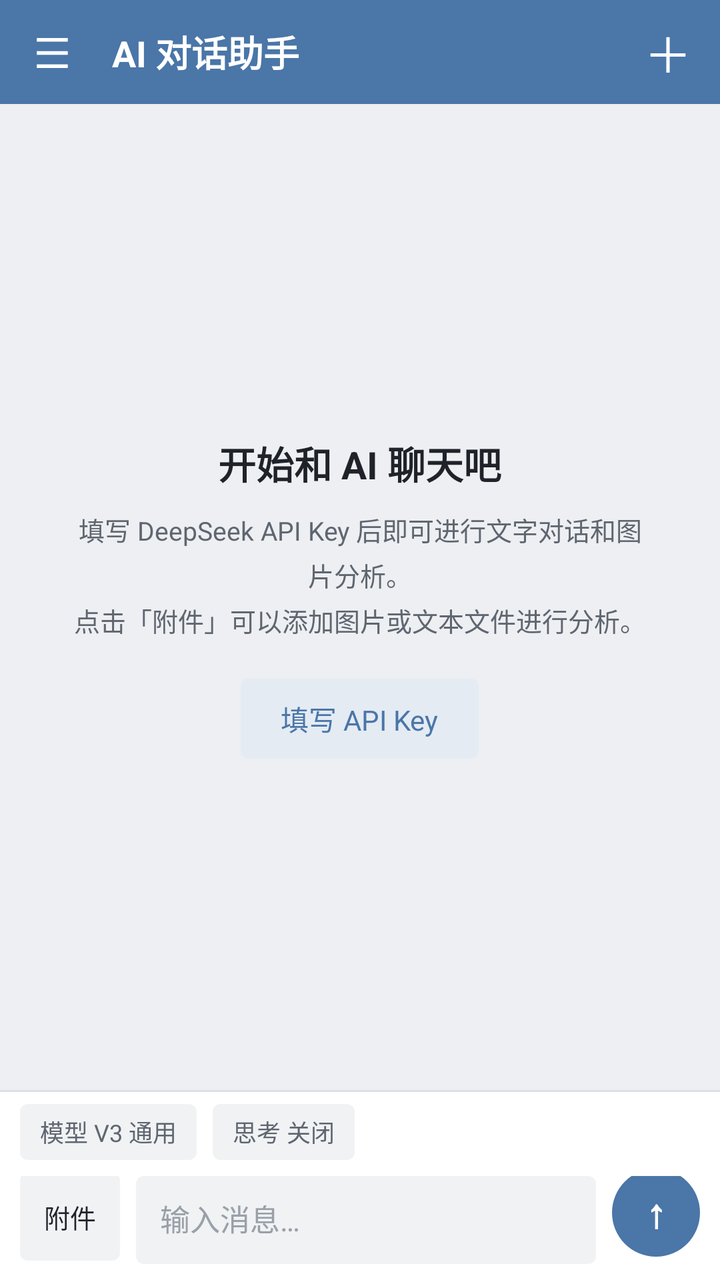
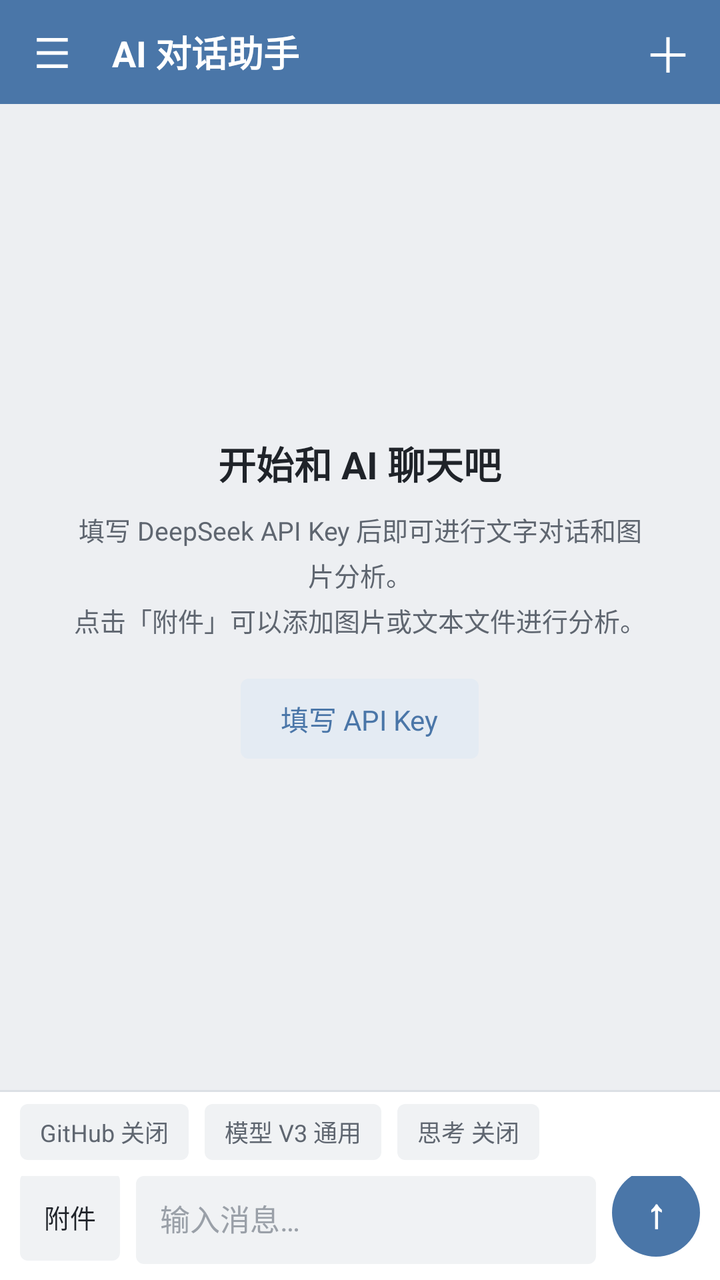

Compare the two renders of this Android layout. The source of the first and the diff that turns it into the second are given below.
<!-- AndroidManifest.xml: application theme AppTheme -->
<!-- res/layout/activity_main.xml -->
<?xml version="1.0" encoding="utf-8"?>
<FrameLayout xmlns:android="http://schemas.android.com/apk/res/android"
    android:layout_width="match_parent"
    android:layout_height="match_parent">

    <LinearLayout
        android:layout_width="match_parent"
        android:layout_height="match_parent"
        android:background="@color/bg_page"
        android:orientation="vertical">

        
        <LinearLayout
            android:layout_width="match_parent"
            android:layout_height="52dp"
            android:background="@color/top_bar"
            android:gravity="center_vertical"
            android:orientation="horizontal">

            <TextView
                android:id="@+id/drawer_button"
                android:layout_width="52dp"
                android:layout_height="52dp"
                android:background="@drawable/bg_row_ripple"
                android:contentDescription="打开会话列表"
                android:gravity="center"
                android:text="☰"
                android:textColor="@color/top_bar_text"
                android:textSize="21sp" />

            <TextView
                android:layout_width="0dp"
                android:layout_height="wrap_content"
                android:layout_weight="1"
                android:ellipsize="end"
                android:paddingLeft="4dp"
                android:singleLine="true"
                android:text="@string/app_name"
                android:textColor="@color/top_bar_text"
                android:textSize="18sp"
                android:textStyle="bold" />

            <TextView
                android:id="@+id/top_new_button"
                android:layout_width="52dp"
                android:layout_height="52dp"
                android:background="@drawable/bg_row_ripple"
                android:contentDescription="新建对话"
                android:gravity="center"
                android:text="＋"
                android:textColor="@color/top_bar_text"
                android:textSize="24sp" />
        </LinearLayout>

        <FrameLayout
            android:layout_width="match_parent"
            android:layout_height="0dp"
            android:layout_weight="1">

            <ListView
                android:id="@+id/message_list"
                android:layout_width="match_parent"
                android:layout_height="match_parent"
                android:cacheColorHint="#00000000"
                android:clipToPadding="false"
                android:divider="@null"
                android:dividerHeight="0dp"
                android:paddingBottom="8dp"
                android:paddingTop="8dp"
                android:scrollbars="none"
                android:stackFromBottom="true"
                android:transcriptMode="normal" />

            <LinearLayout
                android:id="@+id/empty_state"
                android:layout_width="match_parent"
                android:layout_height="match_parent"
                android:gravity="center"
                android:orientation="vertical"
                android:paddingLeft="36dp"
                android:paddingRight="36dp">

                <TextView
                    android:layout_width="wrap_content"
                    android:layout_height="wrap_content"
                    android:text="开始和 AI 聊天吧"
                    android:textColor="@color/text_primary"
                    android:textSize="19sp"
                    android:textStyle="bold" />

                <TextView
                    android:layout_width="match_parent"
                    android:layout_height="wrap_content"
                    android:layout_marginTop="10dp"
                    android:gravity="center"
                    android:lineSpacingExtra="4dp"
                    android:text="@string/empty_hint"
                    android:textColor="@color/text_secondary"
                    android:textSize="13sp" />

                <TextView
                    android:id="@+id/empty_settings_button"
                    android:layout_width="wrap_content"
                    android:layout_height="40dp"
                    android:layout_marginTop="20dp"
                    android:background="@drawable/bg_button_secondary"
                    android:gravity="center"
                    android:paddingLeft="20dp"
                    android:paddingRight="20dp"
                    android:text="填写 API Key"
                    android:textColor="@color/brand"
                    android:textSize="14sp" />
            </LinearLayout>
        </FrameLayout>

        <LinearLayout
            android:id="@+id/status_row"
            android:layout_width="match_parent"
            android:layout_height="wrap_content"
            android:background="@color/bg_soft"
            android:gravity="center_vertical"
            android:orientation="horizontal"
            android:paddingBottom="6dp"
            android:paddingLeft="16dp"
            android:paddingRight="16dp"
            android:paddingTop="6dp"
            android:visibility="gone">

            <ProgressBar
                android:id="@+id/status_progress"
                style="?android:attr/progressBarStyleSmall"
                android:layout_width="18dp"
                android:layout_height="18dp" />

            <TextView
                android:id="@+id/status_text"
                android:layout_width="wrap_content"
                android:layout_height="wrap_content"
                android:layout_marginLeft="8dp"
                android:text="正在思考…"
                android:textColor="@color/text_secondary"
                android:textSize="12sp" />
        </LinearLayout>

        <LinearLayout
            android:id="@+id/attachment_row"
            android:layout_width="match_parent"
            android:layout_height="wrap_content"
            android:layout_marginBottom="2dp"
            android:layout_marginLeft="10dp"
            android:layout_marginRight="10dp"
            android:background="@drawable/bg_chip"
            android:gravity="center_vertical"
            android:orientation="horizontal"
            android:padding="8dp"
            android:visibility="gone">

            <FrameLayout
                android:layout_width="40dp"
                android:layout_height="40dp">

                <ImageView
                    android:id="@+id/attachment_thumb"
                    android:layout_width="40dp"
                    android:layout_height="40dp"
                    android:background="@drawable/bg_thumb"
                    android:contentDescription="附件预览"
                    android:scaleType="centerCrop"
                    android:visibility="gone" />

                <TextView
                    android:id="@+id/attachment_badge"
                    android:layout_width="40dp"
                    android:layout_height="40dp"
                    android:background="@drawable/bg_badge"
                    android:gravity="center"
                    android:text="TXT"
                    android:textColor="@color/brand"
                    android:textSize="11sp"
                    android:textStyle="bold"
                    android:visibility="gone" />
            </FrameLayout>

            <TextView
                android:id="@+id/attachment_name"
                android:layout_width="0dp"
                android:layout_height="wrap_content"
                android:layout_marginLeft="10dp"
                android:layout_weight="1"
                android:ellipsize="middle"
                android:singleLine="true"
                android:textColor="@color/text_primary"
                android:textSize="13sp" />

            <TextView
                android:id="@+id/attachment_remove"
                android:layout_width="34dp"
                android:layout_height="34dp"
                android:gravity="center"
                android:text="×"
                android:textColor="@color/text_secondary"
                android:textSize="20sp" />
        </LinearLayout>

        <View
            android:layout_width="match_parent"
            android:layout_height="1dp"
            android:background="@color/divider" />

        
        <LinearLayout
            android:layout_width="match_parent"
            android:layout_height="wrap_content"
            android:background="@color/surface"
            android:orientation="horizontal"
            android:paddingLeft="10dp"
            android:paddingRight="10dp"
            android:paddingTop="6dp">

            <TextView
                android:id="@+id/model_button"
                android:layout_width="wrap_content"
                android:layout_height="28dp"
                android:layout_marginRight="8dp"
                android:background="@drawable/bg_chip"
                android:gravity="center"
                android:paddingLeft="10dp"
                android:paddingRight="10dp"
                android:text="模型 V3 通用"
                android:textColor="@color/text_secondary"
                android:textSize="12sp" />

            <TextView
                android:id="@+id/thinking_button"
                android:layout_width="wrap_content"
                android:layout_height="28dp"
                android:background="@drawable/bg_chip"
                android:gravity="center"
                android:paddingLeft="10dp"
                android:paddingRight="10dp"
                android:text="思考 关闭"
                android:textColor="@color/text_secondary"
                android:textSize="12sp" />
        </LinearLayout>

        
        <LinearLayout
            android:layout_width="match_parent"
            android:layout_height="wrap_content"
            android:background="@color/surface"
            android:gravity="bottom"
            android:orientation="horizontal"
            android:paddingBottom="8dp"
            android:paddingLeft="10dp"
            android:paddingRight="10dp"
            android:paddingTop="8dp">

            <TextView
                android:id="@+id/attach_button"
                android:layout_width="wrap_content"
                android:layout_height="44dp"
                android:background="@drawable/bg_chip"
                android:gravity="center"
                android:paddingLeft="12dp"
                android:paddingRight="12dp"
                android:text="附件"
                android:textColor="@color/text_primary"
                android:textSize="13sp" />

            <EditText
                android:id="@+id/input"
                android:layout_width="0dp"
                android:layout_height="wrap_content"
                android:layout_marginLeft="8dp"
                android:layout_weight="1"
                android:background="@drawable/bg_input"
                android:gravity="top"
                android:hint="输入消息…"
                android:inputType="textCapSentences|textMultiLine"
                android:maxLines="5"
                android:minHeight="44dp"
                android:paddingBottom="10dp"
                android:paddingLeft="12dp"
                android:paddingRight="12dp"
                android:paddingTop="10dp"
                android:textColor="@color/text_primary"
                android:textColorHint="@color/text_hint"
                android:textSize="15sp" />

            <TextView
                android:id="@+id/send_button"
                android:layout_width="44dp"
                android:layout_height="44dp"
                android:layout_marginLeft="8dp"
                android:background="@drawable/bg_send_circle"
                android:contentDescription="发送"
                android:gravity="center"
                android:text="↑"
                android:textColor="@color/white"
                android:textSize="20sp"
                android:textStyle="bold" />
        </LinearLayout>

    </LinearLayout>

    <View
        android:id="@+id/drawer_scrim"
        android:layout_width="match_parent"
        android:layout_height="match_parent"
        android:background="@color/scrim"
        android:visibility="gone" />

    <LinearLayout
        android:id="@+id/drawer_panel"
        android:layout_width="300dp"
        android:layout_height="match_parent"
        android:background="@color/surface"
        android:orientation="vertical"
        android:visibility="gone">

        <LinearLayout
            android:layout_width="match_parent"
            android:layout_height="52dp"
            android:background="@color/top_bar"
            android:gravity="center_vertical"
            android:orientation="horizontal"
            android:paddingLeft="16dp"
            android:paddingRight="10dp">

            <TextView
                android:layout_width="0dp"
                android:layout_height="wrap_content"
                android:layout_weight="1"
                android:text="对话"
                android:textColor="@color/top_bar_text"
                android:textSize="17sp"
                android:textStyle="bold" />

            <TextView
                android:id="@+id/batch_button"
                android:layout_width="wrap_content"
                android:layout_height="40dp"
                android:gravity="center"
                android:paddingLeft="10dp"
                android:paddingRight="10dp"
                android:text="批量"
                android:textColor="@color/top_bar_text"
                android:textSize="13sp" />

            <TextView
                android:id="@+id/new_conversation_button"
                android:layout_width="wrap_content"
                android:layout_height="40dp"
                android:gravity="center"
                android:paddingLeft="10dp"
                android:paddingRight="10dp"
                android:text="＋ 新建"
                android:textColor="@color/top_bar_text"
                android:textSize="13sp" />
        </LinearLayout>

        <EditText
            android:id="@+id/drawer_search"
            android:layout_width="match_parent"
            android:layout_height="38dp"
            android:layout_marginBottom="6dp"
            android:layout_marginLeft="10dp"
            android:layout_marginRight="10dp"
            android:layout_marginTop="10dp"
            android:background="@drawable/bg_search"
            android:hint="搜索全部消息与对话"
            android:inputType="text"
            android:paddingLeft="10dp"
            android:paddingRight="10dp"
            android:singleLine="true"
            android:textColor="@color/text_primary"
            android:textColorHint="@color/text_hint"
            android:textSize="13sp" />

        <FrameLayout
            android:layout_width="match_parent"
            android:layout_height="0dp"
            android:layout_weight="1">

            <ListView
                android:id="@+id/conversation_list"
                android:layout_width="match_parent"
                android:layout_height="match_parent"
                android:cacheColorHint="#00000000"
                android:divider="@color/divider"
                android:dividerHeight="1dp"
                android:paddingBottom="2dp"
                android:paddingTop="2dp"
                android:scrollbars="none" />

            <ListView
                android:id="@+id/search_results"
                android:layout_width="match_parent"
                android:layout_height="match_parent"
                android:cacheColorHint="#00000000"
                android:divider="@color/divider"
                android:dividerHeight="1dp"
                android:paddingBottom="2dp"
                android:paddingTop="2dp"
                android:scrollbars="none"
                android:visibility="gone" />
        </FrameLayout>

        <TextView
            android:id="@+id/archive_toggle"
            android:layout_width="match_parent"
            android:layout_height="wrap_content"
            android:background="@drawable/bg_row_ripple"
            android:paddingBottom="8dp"
            android:paddingLeft="16dp"
            android:paddingRight="16dp"
            android:paddingTop="8dp"
            android:text="已归档 0 个 · 点击查看"
            android:textColor="@color/text_secondary"
            android:textSize="12sp" />

        <View
            android:layout_width="match_parent"
            android:layout_height="1dp"
            android:background="@color/divider" />

        <TextView
            android:id="@+id/usage_summary"
            android:layout_width="match_parent"
            android:layout_height="wrap_content"
            android:background="@drawable/bg_row_ripple"
            android:paddingBottom="10dp"
            android:paddingLeft="16dp"
            android:paddingRight="16dp"
            android:paddingTop="10dp"
            android:text="本会话暂无 token 用量"
            android:textColor="@color/text_hint"
            android:textSize="11sp" />

        <View
            android:layout_width="match_parent"
            android:layout_height="1dp"
            android:background="@color/divider" />

        <LinearLayout
            android:id="@+id/drawer_settings_button"
            style="@style/SettingsRow"
            android:layout_height="52dp">

            <TextView
                android:layout_width="wrap_content"
                android:layout_height="wrap_content"
                android:text="设置"
                android:textColor="@color/text_primary"
                android:textSize="14sp" />

            <TextView
                android:layout_width="0dp"
                android:layout_height="wrap_content"
                android:layout_marginLeft="10dp"
                android:layout_weight="1"
                android:text="接口、模型与费用单价"
                android:textColor="@color/text_hint"
                android:textSize="11sp" />

            <TextView
                android:layout_width="wrap_content"
                android:layout_height="wrap_content"
                android:text="›"
                android:textColor="@color/text_hint"
                android:textSize="20sp" />
        </LinearLayout>

    </LinearLayout>

</FrameLayout>
<!-- resources referenced by this layout -->
<resources>
  <color name="bg_page">#EDEFF2</color>
  <color name="bg_soft">#F4F5F7</color>
  <color name="brand">#4A76A8</color>
  <color name="divider">#DCE0E5</color>
  <color name="scrim">#99000000</color>
  <color name="surface">#FFFFFF</color>
  <color name="text_hint">#9AA0A8</color>
  <color name="text_primary">#1F2329</color>
  <color name="text_secondary">#5F6670</color>
  <color name="top_bar">#4A76A8</color>
  <color name="top_bar_text">#FFFFFF</color>
  <color name="white">#FFFFFF</color>
  <!-- drawable bg_badge (drawable) -->
  <?xml version="1.0" encoding="utf-8"?>
  <shape xmlns:android="http://schemas.android.com/apk/res/android" android:shape="rectangle">
      <solid android:color="@color/badge_bg" />
      <corners android:radius="10dp" />
  </shape>
  <!-- drawable bg_chip (drawable) -->
  <?xml version="1.0" encoding="utf-8"?>
  <shape xmlns:android="http://schemas.android.com/apk/res/android" android:shape="rectangle">
      <solid android:color="@color/input_bg" />
      <corners android:radius="4dp" />
  </shape>
  <!-- drawable bg_input (drawable) -->
  <?xml version="1.0" encoding="utf-8"?>
  <shape xmlns:android="http://schemas.android.com/apk/res/android" android:shape="rectangle">
      <solid android:color="@color/input_bg" />
      <corners android:radius="4dp" />
  </shape>
  <!-- drawable bg_search (drawable) -->
  <?xml version="1.0" encoding="utf-8"?>
  <shape xmlns:android="http://schemas.android.com/apk/res/android" android:shape="rectangle">
      <solid android:color="@color/input_bg" />
      <corners android:radius="4dp" />
  </shape>
  <!-- drawable bg_send_circle (drawable) -->
  <?xml version="1.0" encoding="utf-8"?>
  <selector xmlns:android="http://schemas.android.com/apk/res/android">
      <item android:state_pressed="true">
          <shape android:shape="oval">
              <solid android:color="@color/brand_dark" />
          </shape>
      </item>
      <item>
          <shape android:shape="oval">
              <solid android:color="@color/brand" />
          </shape>
      </item>
  </selector>
  <!-- drawable bg_thumb (drawable) -->
  <?xml version="1.0" encoding="utf-8"?>
  <shape xmlns:android="http://schemas.android.com/apk/res/android" android:shape="rectangle">
      <solid android:color="@color/thumb_bg" />
      <corners android:radius="10dp" />
  </shape>
  <string name="app_name">AI 对话助手</string>
  <string name="empty_hint">填写 DeepSeek API Key 后即可进行文字对话和图片分析。\n点击「附件」可以添加图片或文本文件进行分析。</string>
  <style name="SettingsRow">
          <item name="android:layout_width">match_parent</item>
          <item name="android:layout_height">52dp</item>
          <item name="android:gravity">center_vertical</item>
          <item name="android:orientation">horizontal</item>
          <item name="android:paddingLeft">16dp</item>
          <item name="android:paddingRight">16dp</item>
          <item name="android:background">@drawable/bg_row_ripple</item>
      </style>
  <style name="AppTheme" parent="AppTheme.Base" />
  <color name="badge_bg">#E4EBF3</color>
  <color name="brand_light_pressed">#D5E0EA</color>
  <color name="brand_light">#E4EBF3</color>
  <color name="input_bg">#F0F2F4</color>
  <color name="row_pressed">#E4EAF0</color>
  <color name="brand_dark">#3D628C</color>
  <color name="thumb_bg">#DCE0E5</color>
  <style name="AppTheme.Base" parent="android:Theme.Holo.Light.NoActionBar">
          <item name="android:windowBackground">@color/bg_page</item>
          <item name="android:textColorPrimary">@color/text_primary</item>
          <item name="android:textColorSecondary">@color/text_secondary</item>
          <item name="android:windowSoftInputMode">adjustResize</item>
      </style>
  <!-- unchanged entries left out for length: 2 -->
</resources>

<!-- the commit's change to res/layout/activity_main.xml (unified diff, before → after) -->
@@ -216,6 +216,19 @@
             android:paddingLeft="10dp"
             android:paddingRight="10dp"
             android:paddingTop="6dp">
+
+            <TextView
+                android:id="@+id/github_button"
+                android:layout_width="wrap_content"
+                android:layout_height="28dp"
+                android:layout_marginRight="8dp"
+                android:background="@drawable/bg_chip"
+                android:gravity="center"
+                android:paddingLeft="10dp"
+                android:paddingRight="10dp"
+                android:text="GitHub 关闭"
+                android:textColor="@color/text_secondary"
+                android:textSize="12sp" />
 
             <TextView
                 android:id="@+id/model_button"
